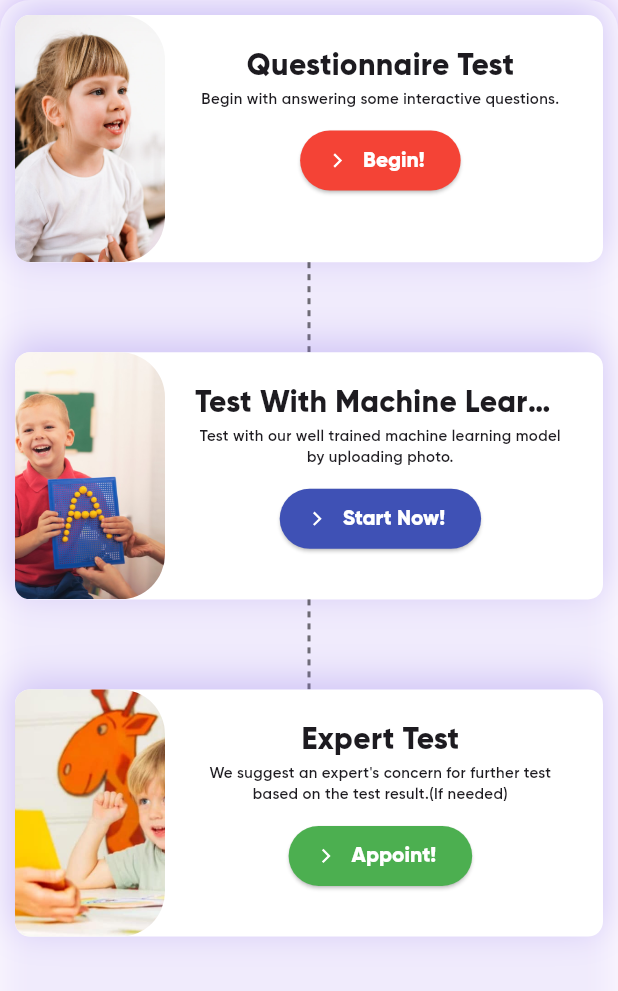
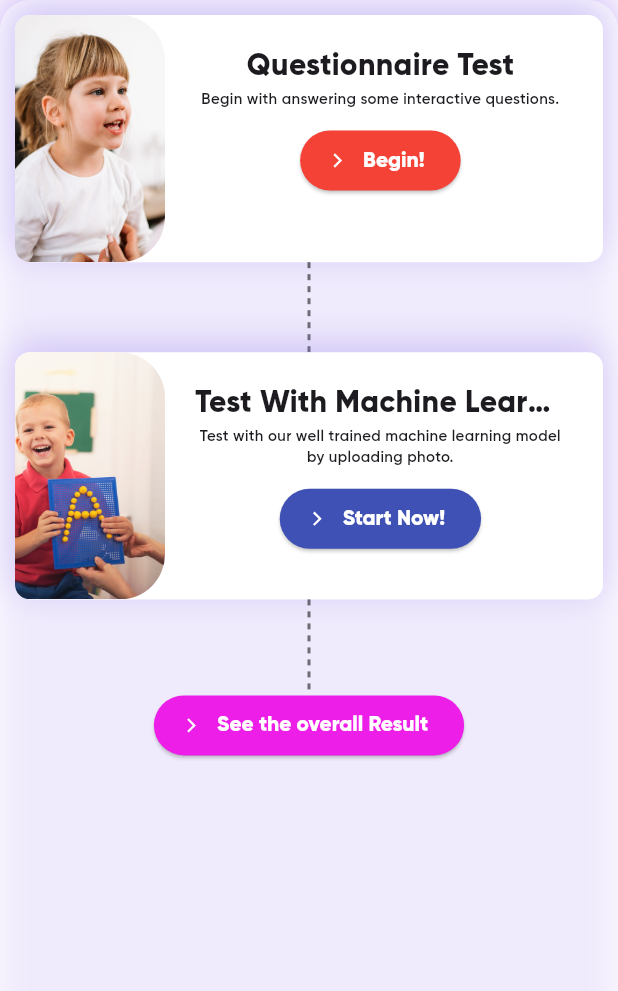
Before and after one commit to faisal-shohag/Autism-Spectrum-Disorder_Flutter_ML, a Flutter app: the ASDTEST widget shown alone on an empty page, opened directly, on a phone screen of 412 x 824 dp. Shown: the top 991 px of the screen. Run offline on Flutter 3.47's test engine with Material 3 defaults, Android fonts, the light colour scheme and no system bars; drawn by our look-alikes of dotted_line, flutter_animate; our stand-ins replace awesome_dialog, carousel_slider, cloud_firestore, custom_radio_grouped_button, dio, dropdown_textfield and 10 more; missing offline and left inert: simple_ripple_animation, syncfusion_flutter_pdfviewer; accounts and stored records are empty; network calls fail.

Commit message:
Profile picture issue fixed, removed expert test

```diff
--- a/lib/screens/asd_test.dart
+++ b/lib/screens/asd_test.dart
@@ -355,6 +355,7 @@ class _ASDTESTState extends State<ASDTEST> {
                                 duration: 500.ms,
                                 begin: -0.3,
                               ),
+                          // Gap(5),
                         ],
                       ),
                     ),
@@ -373,67 +374,30 @@ class _ASDTESTState extends State<ASDTEST> {
                 dashGapColor: Colors.transparent,
                 dashGapRadius: 0.0,
               ),
-              Container(
-                height: MediaQuery.of(context).size.height * 0.2,
-                decoration: BoxDecoration(
-                  borderRadius: BorderRadius.circular(10),
-                  color: Colors.white,
-                  boxShadow: [
-                    BoxShadow(
-                      offset: Offset(-1, -5),
-                      blurRadius: 20,
-                      color:
-                          Color.fromARGB(255, 131, 103, 231).withOpacity(0.3),
-                    ),
-                  ],
-                ),
-                child: Row(
-                  children: [
-                    Container(
-                      width: 100,
-                      decoration: BoxDecoration(
-                        borderRadius: BorderRadius.only(
-                          topRight: Radius.circular(30),
-                          bottomRight: Radius.circular(30),
-                          topLeft: Radius.circular(10),
-                          bottomLeft: Radius.circular(10),
-                        ),
-                        image: DecorationImage(
-                          image: AssetImage('assets/images/d3.jpg'),
-                          fit: BoxFit.cover,
-                        ),
-                      ),
-                    ),
-                    Gap(20),
-                    Container(
-                      width: MediaQuery.of(context).size.width * 0.6,
-                      child: Column(
-                        children: [
-                          Gap(20),
-                          Text(
-                            'Expert Test',
-                            overflow: TextOverflow.ellipsis,
-                            style: TextStyle(
-                              fontFamily: 'geb',
-                              fontSize: 20,
-                            ),
-                          ),
-                          Text(
-                            'We suggest an expert\'s concern for further test based on the test result.(If needed)',
-                            textAlign: TextAlign.center,
-                            style: TextStyle(
-                              fontFamily: 'gsb',
-                              fontSize: 10,
-                            ),
-                          ),
-                          Gap(10),
+
               ElevatedButton.icon(
                 onPressed: () {
-                              Navigator.of(context).push(MaterialPageRoute(
-                                  builder: (context) => AssignedDoctor()));
+                  // if (status == 1) {
+                  AwesomeDialog(
+                          context: context,
+                          dialogType: DialogType.noHeader,
+                          headerAnimationLoop: false,
+                          animType: AnimType.bottomSlide,
+                          title: 'Aww!!',
+                          desc: 'Result is not ready yet!',
+                          buttonsTextStyle:
+                              const TextStyle(color: Colors.black),
+                          showCloseIcon: false,
+                          btnOkText: "OK",
+                          btnOkOnPress: () {})
+                      .show();
+                  // } else if (status == 0) {
+                  // Navigator.of(context).push(MaterialPageRoute(
+                  //     builder: (context) => ImageDiagnosis()));
+                  // }
                 },
                 style: ElevatedButton.styleFrom(
-                              backgroundColor: Colors.green,
+                  backgroundColor: Color(0xFFEC1EE8),
                   textStyle: TextStyle(
                     color: Colors.white,
                   ),
@@ -443,25 +407,105 @@ class _ASDTESTState extends State<ASDTEST> {
                   color: Colors.white,
                 ),
                 label: Text(
-                              'Appoint!',
+                  'See the overall Result',
                   style: TextStyle(
                     color: Colors.white,
                     fontFamily: 'geb',
                   ),
                 ),
-                          )
-                              .animate(delay: 200.ms)
-                              .fadeIn(duration: 500.ms)
-                              .slideX(
+              ).animate(delay: 150.ms).fadeIn(duration: 500.ms).slideX(
                     duration: 500.ms,
                     begin: -0.3,
                   ),
-                        ],
-                      ),
-                    ),
-                  ],
-                ),
-              ),
+              // Container(
+              //   height: MediaQuery.of(context).size.height * 0.2,
+              //   decoration: BoxDecoration(
+              //     borderRadius: BorderRadius.circular(10),
+              //     color: Colors.white,
+              //     boxShadow: [
+              //       BoxShadow(
+              //         offset: Offset(-1, -5),
+              //         blurRadius: 20,
+              //         color:
+              //             Color.fromARGB(255, 131, 103, 231).withOpacity(0.3),
+              //       ),
+              //     ],
+              //   ),
+              //   child: Row(
+              //     children: [
+              //       Container(
+              //         width: 100,
+              //         decoration: BoxDecoration(
+              //           borderRadius: BorderRadius.only(
+              //             topRight: Radius.circular(30),
+              //             bottomRight: Radius.circular(30),
+              //             topLeft: Radius.circular(10),
+              //             bottomLeft: Radius.circular(10),
+              //           ),
+              //           image: DecorationImage(
+              //             image: AssetImage('assets/images/d3.jpg'),
+              //             fit: BoxFit.cover,
+              //           ),
+              //         ),
+              //       ),
+              //       Gap(20),
+              //       Container(
+              //         width: MediaQuery.of(context).size.width * 0.6,
+              //         child: Column(
+              //           children: [
+              //             Gap(20),
+              //             Text(
+              //               'Expert Test',
+              //               overflow: TextOverflow.ellipsis,
+              //               style: TextStyle(
+              //                 fontFamily: 'geb',
+              //                 fontSize: 20,
+              //               ),
+              //             ),
+              //             Text(
+              //               'We suggest an expert\'s concern for further test based on the test result.(If needed)',
+              //               textAlign: TextAlign.center,
+              //               style: TextStyle(
+              //                 fontFamily: 'gsb',
+              //                 fontSize: 10,
+              //               ),
+              //             ),
+              //             Gap(10),
+              //             ElevatedButton.icon(
+              //               onPressed: () {
+              //                 Navigator.of(context).push(MaterialPageRoute(
+              //                     builder: (context) => AssignedDoctor()));
+              //               },
+              //               style: ElevatedButton.styleFrom(
+              //                 backgroundColor: Colors.green,
+              //                 textStyle: TextStyle(
+              //                   color: Colors.white,
+              //                 ),
+              //               ),
+              //               icon: Icon(
+              //                 Remix.arrow_right_s_line,
+              //                 color: Colors.white,
+              //               ),
+              //               label: Text(
+              //                 'Appoint!',
+              //                 style: TextStyle(
+              //                   color: Colors.white,
+              //                   fontFamily: 'geb',
+              //                 ),
+              //               ),
+              //             )
+              //                 .animate(delay: 200.ms)
+              //                 .fadeIn(duration: 500.ms)
+              //                 .slideX(
+              //                   duration: 500.ms,
+              //                   begin: -0.3,
+              //                 ),
+              //           ],
+              //         ),
+              //       ),
+              //     ],
+              //   ),
+              // ),
             ],
           ),
         ),
--- a/lib/screens/image_diag.dart
+++ b/lib/screens/image_diag.dart
@@ -328,7 +328,7 @@ class _ImageDiagnosisState extends State<ImageDiagnosis> {
                         ),
                         child: (snapshot.data!["result"] == "Autistic")
                             ? Text(
-                                'This result indicates that the child has symptoms of autism. We suggest expert\'s diagnosis for further evaluation. This result is generated by ML model. Sometimes the result can be ambigious and misleading.',
+                                'This result indicates that the child has symptoms of autism. We suggest expert\'s diagnosis for further evaluation. This result is generated by ML model.',
                                 style: TextStyle(
                                   fontFamily: 'gsb',
                                   fontSize: 17,
--- a/lib/screens/phoneAuth.dart
+++ b/lib/screens/phoneAuth.dart
@@ -141,9 +141,9 @@ class _PhoneAuthState extends State<PhoneAuth> {
             "info": false,
             "join_as": joinAs,
             "displayName": "",
-            "photoURL": "",
             "phone": phone.text.trim(),
             "available": true,
+            "photoURL": "",
             // "notifications": {},
             "ntf": false,
             "req": false,
```
Also changed, not shown: lib/main.dart (+9 -17 lines), lib/screens/home.dart (+156 -140 lines), lib/screens/profile.dart (+19 -6 lines). Lines whose indentation alone changed are shown as unchanged.
